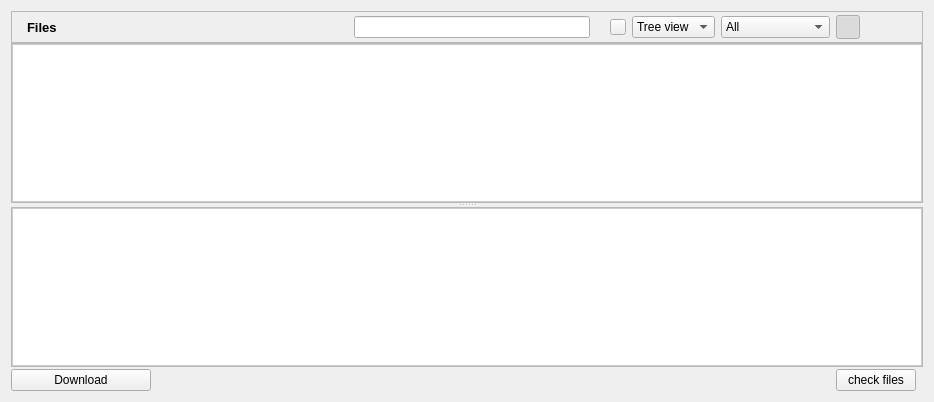
RetroShare/RetroShare, file retroshare-gui/src/gui/SharedFilesDialog.ui: the form before one commit.
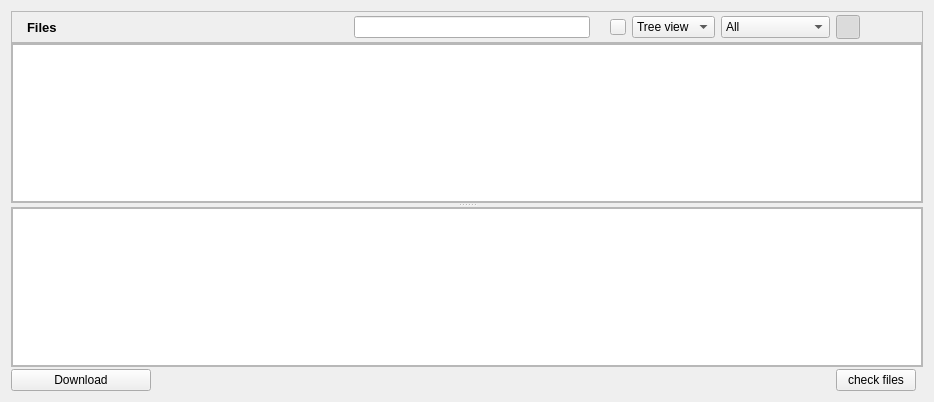
The form after the commit. Icons and pictures are not drawn.

Patch:
```diff
--- a/retroshare-gui/src/gui/SharedFilesDialog.ui
+++ b/retroshare-gui/src/gui/SharedFilesDialog.ui
@@ -16,9 +16,6 @@
    </property>
    <item row="1" column="0">
     <widget class="QSplitter" name="splitter">
-     <property name="styleSheet">
-      <string notr="true"/>
-     </property>
      <property name="orientation">
       <enum>Qt::Vertical</enum>
      </property>
@@ -44,10 +41,6 @@
          <property name="contextMenuPolicy">
           <enum>Qt::CustomContextMenu</enum>
          </property>
-         <property name="styleSheet">
-          <string notr="true">#remoteDirTreeView{border: 1px solid #CCCCCC;
-background: white;}</string>
-         </property>
          <property name="dragEnabled">
           <bool>true</bool>
          </property>
@@ -98,10 +91,6 @@
          <property name="acceptDrops">
           <bool>false</bool>
          </property>
-         <property name="styleSheet">
-          <string notr="true">#localDirTreeView{border: 1px solid #CCCCCC;
-background: white;}</string>
-         </property>
          <property name="dragEnabled">
           <bool>true</bool>
          </property>
```
